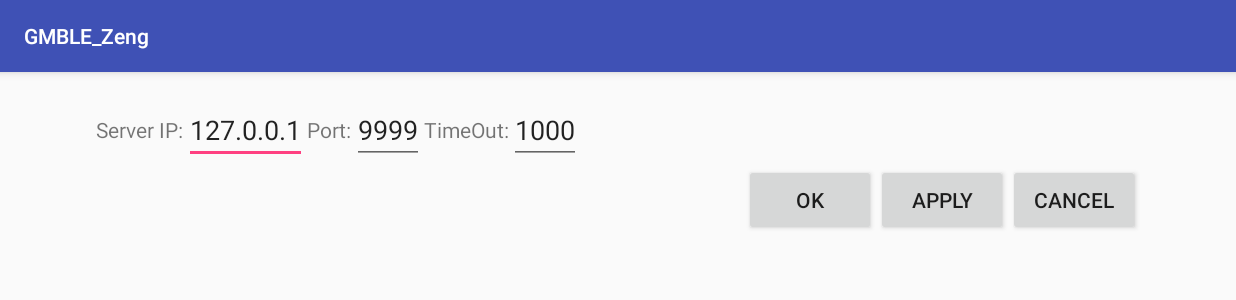
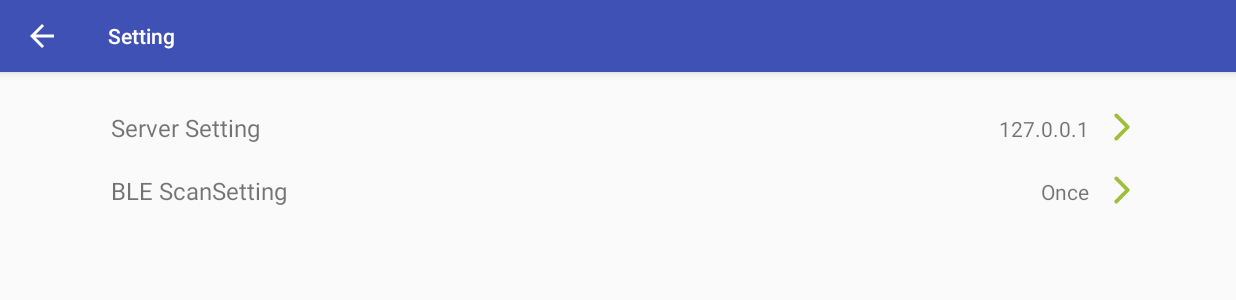
Before and after one commit to Mgblejam/GMBLE_Zeng, an Android app: the SettingActivity screen opened directly, with no data from a screen before it, on a phone screen of 824 x 412 dp (held sideways). Shown: the top 300 px of the screen. Run offline under Robolectric (Android 15) with nearby library versions, the light colour scheme and no system bars.

Commit message:
修改了setting界面

```diff
--- a/app/src/main/AndroidManifest.xml
+++ b/app/src/main/AndroidManifest.xml
@@ -39,6 +39,9 @@
         <activity
             android:name="setting.SettingActivity"
             android:screenOrientation="landscape" />
+        <activity
+            android:name="setting.ServerSettingActivity"
+            android:screenOrientation="landscape" />
     </application>
 
 </manifest>
--- a/app/src/main/java/com/example/thesamespace/gmble_zeng/MainActivity.java
+++ b/app/src/main/java/com/example/thesamespace/gmble_zeng/MainActivity.java
@@ -26,6 +26,7 @@ import java.util.Collections;
 import java.util.List;
 
 import setting.SettingActivity;
+import setting.SettingActivity2;
 import setting.SettingData;
 import socket.SocketClient;
 
--- a/app/src/main/java/setting/SettingActivity.java
+++ b/app/src/main/java/setting/SettingActivity.java
@@ -1,76 +1,64 @@
 package setting;
 
+import android.content.Intent;
 import android.os.Bundle;
 import android.support.v7.app.AppCompatActivity;
+import android.view.MenuItem;
 import android.view.View;
-import android.widget.Button;
-import android.widget.EditText;
+import android.widget.TableRow;
+import android.widget.TextView;
 
 import com.example.thesamespace.gmble_zeng.R;
 
-/**
- * Created by thesamespace on 2016/3/25.
- */
 public class SettingActivity extends AppCompatActivity implements View.OnClickListener {
-    private Button btn_ok;
-    private Button btn_apply;
-    private Button btn_cancel;
-    private EditText edt_ip;
-    private EditText edt_port;
-    private EditText edt_timeOut;
     private SettingData settingData;
 
     @Override
     protected void onCreate(Bundle savedInstanceState) {
         super.onCreate(savedInstanceState);
+        setTitle("Setting");
         setContentView(R.layout.activity_setting);
         settingData = (SettingData) getApplication();
+        android.support.v7.app.ActionBar actionBar = getSupportActionBar();
+        if (actionBar != null) {
+            actionBar.setDisplayHomeAsUpEnabled(true);
+        }
         init();
     }
 
     private void init() {
-        btn_ok = (Button) findViewById(R.id.btn_ok);
-        btn_ok.setOnClickListener(this);
+        TableRow tabrow_serverSetting = (TableRow) findViewById(R.id.tabrow_serverSetting);
+        TableRow tabrow_bleScanSetting = (TableRow) findViewById(R.id.tabrow_bleScanSetting);
 
-        btn_apply = (Button) findViewById(R.id.btn_apply);
-        btn_apply.setOnClickListener(this);
-
-        btn_cancel = (Button) findViewById(R.id.btn_cancel);
-        btn_cancel.setOnClickListener(this);
-
-        edt_ip = (EditText) findViewById(R.id.edt_ip);
-        edt_port = (EditText) findViewById(R.id.edt_port);
-        edt_timeOut = (EditText) findViewById(R.id.edt_timeOut);
-
-        readSetting();
+        tabrow_serverSetting.setOnClickListener(this);
+        tabrow_bleScanSetting.setOnClickListener(this);
+        readData();
     }
 
     @Override
     public void onClick(View v) {
         switch (v.getId()) {
-            case R.id.btn_ok:
-                applySetting();
-                this.finish();
+            case R.id.tabrow_serverSetting:
+                startActivity(new Intent(SettingActivity.this, ServerSettingActivity.class));
                 break;
-            case R.id.btn_apply:
-                applySetting();
-                break;
-            case R.id.btn_cancel:
-                this.finish();
+            case R.id.tabrow_bleScanSetting:
+                System.out.println("tabrow_bleScanSetting");
                 break;
         }
     }
 
-    private void applySetting() {
-        settingData.setIP(edt_ip.getText().toString());
-        settingData.setPort(Integer.parseInt(edt_port.getText().toString()));
-        settingData.setTimeOut(Integer.parseInt(edt_timeOut.getText().toString()));
-        settingData.writeConfig();
+    @Override
+    public boolean onOptionsItemSelected(MenuItem item) {
+        switch (item.getItemId()) {
+            case android.R.id.home:
+                finish();
+                break;
+        }
+        return super.onOptionsItemSelected(item);
     }
 
-    private void readSetting(){
-        edt_ip.setText(settingData.getIP());
-        edt_port.setText(String.valueOf(settingData.getPort()));
-        edt_timeOut.setText(String.valueOf(settingData.getTimeOut()));
+    private void readData() {
+        TextView tv_serverIP = (TextView) findViewById(R.id.tv_serverIP);
+        tv_serverIP.setText(settingData.getIP());
     }
 }
--- a/app/src/main/java/setting/SettingData.java
+++ b/app/src/main/java/setting/SettingData.java
@@ -30,7 +30,7 @@ public class SettingData extends Application {
         editor.putString("IP", IP);
         editor.putInt("port", port);
         editor.putInt("timeOut", timeOut);
-        editor.commit();
+        editor.apply();
     }
 
     public String getIP() {
--- /dev/null
+++ b/app/src/main/res/drawable/arrow.xml
@@ -0,0 +1,13 @@
+<vector xmlns:android="http://schemas.android.com/apk/res/android"
+    android:width="24dp"
+    android:height="24dp"
+    android:viewportHeight="100"
+    android:viewportWidth="100">
+    <group>
+        <path
+            android:fillColor="#9FBF3B"
+            android:pathData="M69.746,53.696l-32.1,32.099c-2.042,2.042-5.352,2.042-7.393,0c-2.041-2.041-2.041-5.352,0-7.393L58.656,50L30.254,21.598
+	c-2.041-2.042-2.041-5.352,0-7.393c2.041-2.042,5.351-2.042,7.393,0l32.1,32.099c1.02,1.021,1.53,2.358,1.53,3.696
+	S70.766,52.676,69.746,53.696z" />
+    </group>
+</vector>
--- a/app/src/main/res/layout/activity_setting.xml
+++ b/app/src/main/res/layout/activity_setting.xml
@@ -1,76 +1,55 @@
 <?xml version="1.0" encoding="utf-8"?>
 <LinearLayout xmlns:android="http://schemas.android.com/apk/res/android"
+    xmlns:tools="http://schemas.android.com/tools"
     android:layout_width="match_parent"
     android:layout_height="match_parent"
     android:orientation="vertical"
     android:paddingBottom="@dimen/activity_vertical_margin"
     android:paddingLeft="@dimen/activity_horizontal_margin"
     android:paddingRight="@dimen/activity_horizontal_margin"
-    android:paddingTop="@dimen/activity_vertical_margin">
+    android:paddingTop="@dimen/activity_vertical_margin"
+    tools:context=".SettingActivity">
 
+    <TableLayout
+        android:layout_width="match_parent"
+        android:layout_height="wrap_content">
 
-    <LinearLayout
-        android:layout_width="match_parent"
-        android:layout_height="wrap_content"
-        android:gravity="center_vertical">
+        <TableRow android:id="@+id/tabrow_serverSetting">
 
-        <TextView
-            android:layout_width="wrap_content"
-            android:layout_height="wrap_content"
-            android:text="Server IP:" />
+            <TextView
+                android:layout_margin="10dp"
+                android:text="Server Setting"
+                android:textSize="16dp" />
 
-        <EditText
-            android:id="@+id/edt_ip"
-            android:layout_width="wrap_content"
-            android:layout_height="wrap_content"
-            android:text="10.0.0.13" />
+            <TextView
+                android:id="@+id/tv_serverIP"
+                android:layout_margin="10dp"
+                android:layout_weight="1"
+                android:gravity="right"
+                android:text="10.0.0.13" />
 
-        <TextView
-            android:layout_width="wrap_content"
-            android:layout_height="wrap_content"
-            android:text="Port:" />
+            <ImageView
+                android:layout_gravity="center_vertical"
+                android:src="@drawable/arrow" />
+        </TableRow>
 
-        <EditText
-            android:id="@+id/edt_port"
-            android:layout_width="wrap_content"
-            android:layout_height="wrap_content"
-            android:text="9999" />
+        <TableRow android:id="@+id/tabrow_bleScanSetting">
 
-        <TextView
-            android:layout_width="wrap_content"
-            android:layout_height="wrap_content"
-            android:text="TimeOut:" />
+            <TextView
+                android:layout_margin="10dp"
+                android:text="BLE ScanSetting"
+                android:textSize="16dp" />
 
-        <EditText
-            android:id="@+id/edt_timeOut"
-            android:layout_width="wrap_content"
-            android:layout_height="wrap_content"
-            android:text="1000" />
+            <TextView
+                android:id="@+id/tv_bleScanMode"
+                android:layout_margin="10dp"
+                android:layout_weight="1"
+                android:gravity="right"
+                android:text="Once" />
 
-    </LinearLayout>
-
-    <LinearLayout
-        android:layout_width="match_parent"
-        android:layout_height="wrap_content"
-        android:gravity="right">
-
-        <Button
-            android:id="@+id/btn_ok"
-            android:layout_width="wrap_content"
-            android:layout_height="wrap_content"
-            android:text="OK" />
-
-        <Button
-            android:id="@+id/btn_apply"
-            android:layout_width="wrap_content"
-            android:layout_height="wrap_content"
-            android:text="Apply" />
-
-        <Button
-            android:id="@+id/btn_cancel"
-            android:layout_width="wrap_content"
-            android:layout_height="wrap_content"
-            android:text="Cancel" />
-    </LinearLayout>
-
+            <ImageView
+                android:layout_gravity="center_vertical"
+                android:src="@drawable/arrow" />
+        </TableRow>
+    </TableLayout>
 </LinearLayout>
```
Also changed, not shown: app/src/main/java/setting/ServerSettingActivity.java (added, +77 -0 lines), app/src/main/res/layout/activity_serversetting.xml (added, +49 -0 lines).
